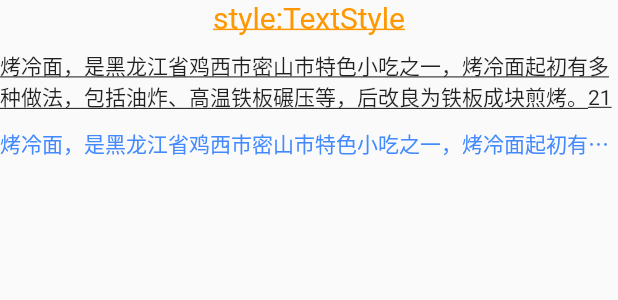
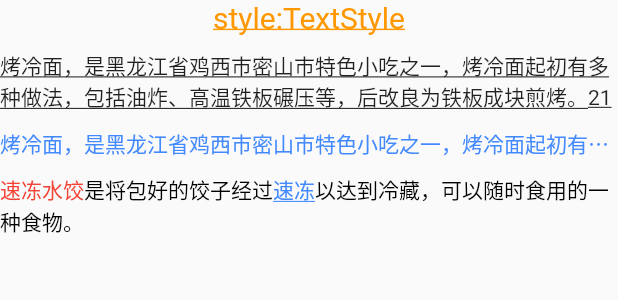
Before and after one commit to ybos/flutter-test, a Flutter app: the TextTestWidget widget shown alone on an empty page, opened directly, on a phone screen of 412 x 824 dp. Shown: the top 300 px of the screen. Run offline on Flutter 3.47's test engine with Material 2 defaults, Android fonts, the phone set to English and light mode, and no system bars; missing offline and left inert: dart:ffi.

Commit message:
RichText

```diff
--- a/lib/text.dart
+++ b/lib/text.dart
@@ -53,6 +53,38 @@ class TextTestWidget extends StatelessWidget {
             color: Colors.blueAccent
           ),
           overflow: TextOverflow.ellipsis,
+        ),
+        SizedBox(height: 10),
+        RichText(
+          // 第一层的 text 类似于主信息, 内部定义的 color 会应用到全局
+            text: TextSpan(
+              text: "速冻水饺",
+              style: TextStyle(
+                color: Colors.red
+              ),
+              // children 内的部分属性会根据上层属性改变
+              children: <InlineSpan>[
+                TextSpan(
+                  text: "是将包好的饺子经过",
+                  style: TextStyle(
+                    color: Colors.black
+                  )
+                ),
+                TextSpan(
+                  text: "速冻",
+                  style: TextStyle(
+                    color: Colors.blueAccent,
+                    decoration: TextDecoration.underline
+                  )
+                ),
+                TextSpan(
+                  text: "以达到冷藏，可以随时食用的一种食物。",
+                  style: TextStyle(
+                    color: Colors.black
+                  )
+                )
+              ]
+            ),
         )
       ]
     );
```
